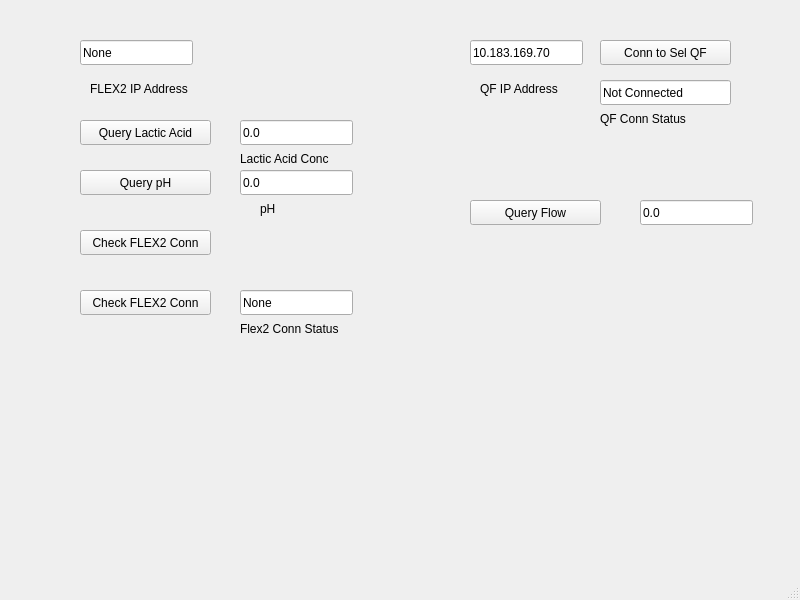
This is mainwindow.ui in bvanusb2/Ready-QF-FLEX2-Loop as Qt 5 draws it before an edit. The edited form follows.
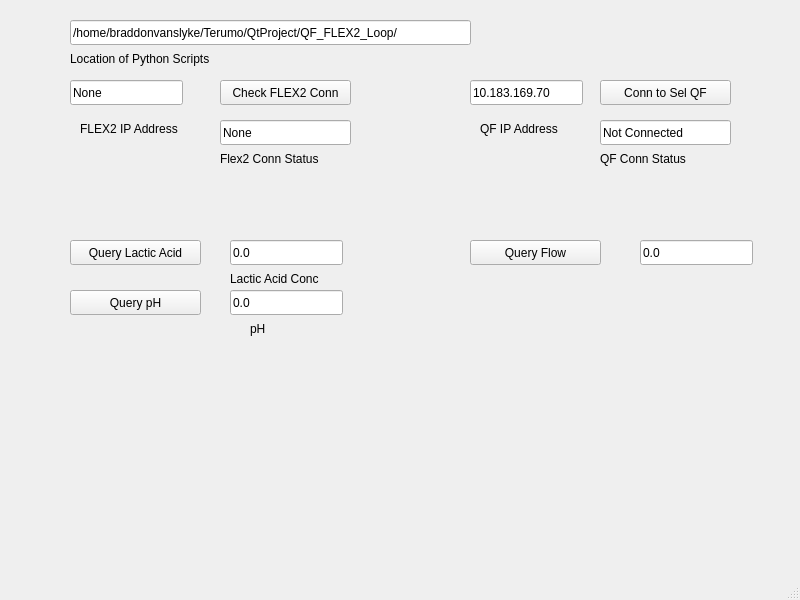
This is the edited form.

Commit message: Add ability to specify location of python scripts.

```diff
--- a/mainwindow.ui
+++ b/mainwindow.ui
@@ -17,8 +17,8 @@
    <widget class="QPushButton" name="pushButtonGetLacticAcidFlex">
     <property name="geometry">
      <rect>
-      <x>80</x>
-      <y>120</y>
+      <x>70</x>
+      <y>240</y>
       <width>131</width>
       <height>25</height>
      </rect>
@@ -30,8 +30,8 @@
    <widget class="QPushButton" name="pushButtonGetPhFlex">
     <property name="geometry">
      <rect>
-      <x>80</x>
-      <y>170</y>
+      <x>70</x>
+      <y>290</y>
       <width>131</width>
       <height>25</height>
      </rect>
@@ -40,24 +40,11 @@
      <string>Query pH</string>
     </property>
    </widget>
-   <widget class="QPushButton" name="pushButtonCheckFlex2Conn">
-    <property name="geometry">
-     <rect>
-      <x>80</x>
-      <y>290</y>
-      <width>131</width>
-      <height>25</height>
-     </rect>
-    </property>
-    <property name="text">
-     <string>Check FLEX2 Conn</string>
-    </property>
-   </widget>
    <widget class="QLabel" name="label">
     <property name="geometry">
      <rect>
-      <x>260</x>
-      <y>200</y>
+      <x>250</x>
+      <y>320</y>
       <width>54</width>
       <height>17</height>
      </rect>
@@ -69,8 +56,8 @@
    <widget class="QLineEdit" name="lineEditPh">
     <property name="geometry">
      <rect>
-      <x>240</x>
-      <y>170</y>
+      <x>230</x>
+      <y>290</y>
       <width>113</width>
       <height>25</height>
      </rect>
@@ -82,8 +69,8 @@
    <widget class="QLabel" name="label_2">
     <property name="geometry">
      <rect>
-      <x>240</x>
-      <y>150</y>
+      <x>230</x>
+      <y>270</y>
       <width>101</width>
       <height>17</height>
      </rect>
@@ -95,8 +82,8 @@
    <widget class="QLineEdit" name="lineEditLacticAcidConc">
     <property name="geometry">
      <rect>
-      <x>240</x>
-      <y>120</y>
+      <x>230</x>
+      <y>240</y>
       <width>113</width>
       <height>25</height>
      </rect>
@@ -108,9 +95,9 @@
    <widget class="QLineEdit" name="lineEditFlex2ConnStatus">
     <property name="geometry">
      <rect>
-      <x>240</x>
-      <y>290</y>
-      <width>113</width>
+      <x>220</x>
+      <y>120</y>
+      <width>131</width>
       <height>25</height>
      </rect>
     </property>
@@ -121,8 +108,8 @@
    <widget class="QLabel" name="label_3">
     <property name="geometry">
      <rect>
-      <x>240</x>
-      <y>320</y>
+      <x>220</x>
+      <y>150</y>
       <width>101</width>
       <height>17</height>
      </rect>
@@ -134,8 +121,8 @@
    <widget class="QPushButton" name="pushButtonCheckQfConn">
     <property name="geometry">
      <rect>
-      <x>80</x>
-      <y>230</y>
+      <x>220</x>
+      <y>80</y>
       <width>131</width>
       <height>25</height>
      </rect>
@@ -148,7 +135,7 @@
     <property name="geometry">
      <rect>
       <x>600</x>
-      <y>110</y>
+      <y>150</y>
       <width>101</width>
       <height>17</height>
      </rect>
@@ -161,7 +148,7 @@
     <property name="geometry">
      <rect>
       <x>600</x>
-      <y>80</y>
+      <y>120</y>
       <width>131</width>
       <height>25</height>
      </rect>
@@ -174,7 +161,7 @@
     <property name="geometry">
      <rect>
       <x>470</x>
-      <y>40</y>
+      <y>80</y>
       <width>113</width>
       <height>25</height>
      </rect>
@@ -187,7 +174,7 @@
     <property name="geometry">
      <rect>
       <x>480</x>
-      <y>80</y>
+      <y>120</y>
       <width>101</width>
       <height>17</height>
      </rect>
@@ -199,8 +186,8 @@
    <widget class="QLineEdit" name="lineEditFlex2IpAddr">
     <property name="geometry">
      <rect>
-      <x>80</x>
-      <y>40</y>
+      <x>70</x>
+      <y>80</y>
       <width>113</width>
       <height>25</height>
      </rect>
@@ -212,8 +199,8 @@
    <widget class="QLabel" name="label_6">
     <property name="geometry">
      <rect>
-      <x>90</x>
-      <y>80</y>
+      <x>80</x>
+      <y>120</y>
       <width>101</width>
       <height>17</height>
      </rect>
@@ -226,7 +213,7 @@
     <property name="geometry">
      <rect>
       <x>470</x>
-      <y>200</y>
+      <y>240</y>
       <width>131</width>
       <height>25</height>
      </rect>
@@ -239,7 +226,7 @@
     <property name="geometry">
      <rect>
       <x>600</x>
-      <y>40</y>
+      <y>80</y>
       <width>131</width>
       <height>25</height>
      </rect>
@@ -252,7 +239,7 @@
     <property name="geometry">
      <rect>
       <x>640</x>
-      <y>200</y>
+      <y>240</y>
       <width>113</width>
       <height>25</height>
      </rect>
@@ -261,6 +248,32 @@
      <string>0.0</string>
     </property>
    </widget>
+   <widget class="QLineEdit" name="lineEditAddrPythonScriptsFolder">
+    <property name="geometry">
+     <rect>
+      <x>70</x>
+      <y>20</y>
+      <width>401</width>
+      <height>25</height>
+     </rect>
+    </property>
+    <property name="text">
+     <string>/home/braddonvanslyke/Terumo/QtProject/QF_FLEX2_Loop/</string>
+    </property>
+   </widget>
+   <widget class="QLabel" name="label_7">
+    <property name="geometry">
+     <rect>
+      <x>70</x>
+      <y>50</y>
+      <width>211</width>
+      <height>17</height>
+     </rect>
+    </property>
+    <property name="text">
+     <string>Location of Python Scripts</string>
+    </property>
+   </widget>
   </widget>
   <widget class="QMenuBar" name="menubar">
    <property name="geometry">
```
The commit also changes 9 other files.
